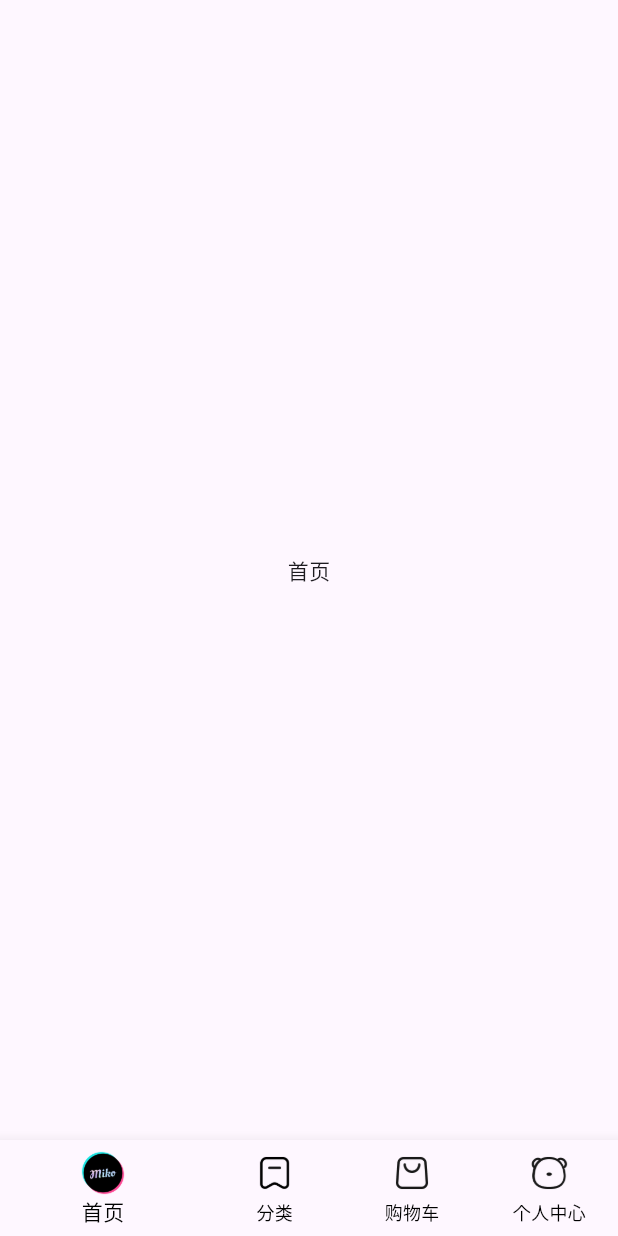
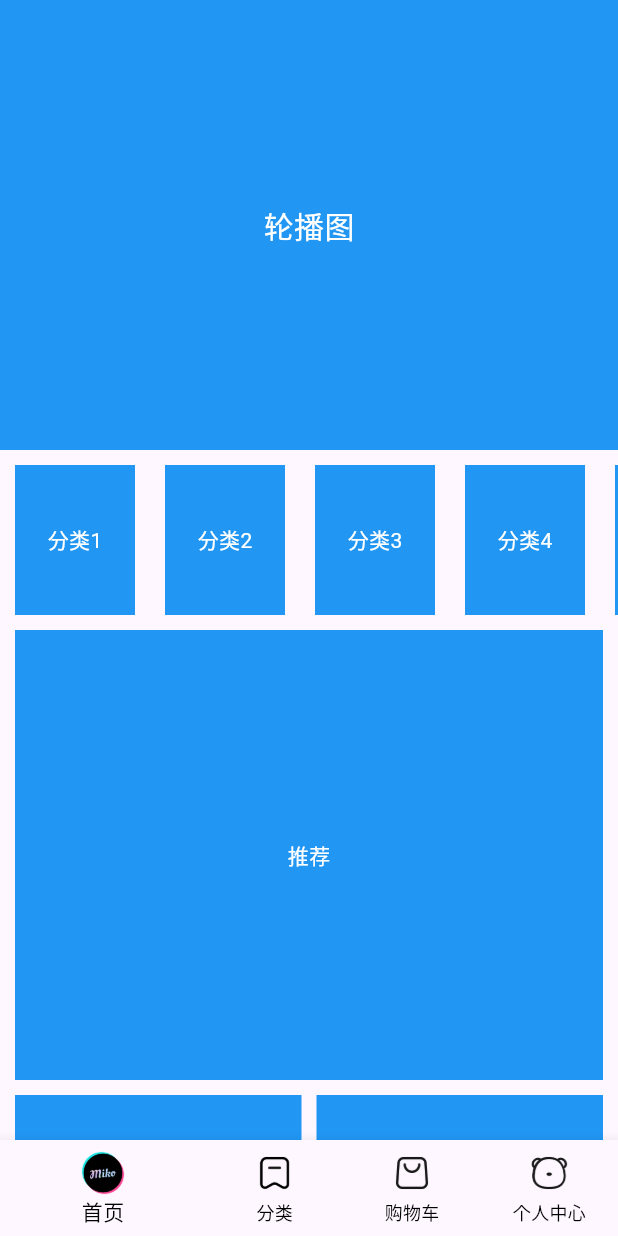
Before and after one commit to JoetineY/hm_shop, a Flutter app: the screen it shows after launch, on a phone screen of 412 x 824 dp. Run offline on Flutter 3.47's test engine with Material 3 defaults, Android fonts, the phone set to English and light mode, and no system bars.

Commit message:
完成首页基础布局

```diff
--- /dev/null
+++ b/lib/components/Home/HmCategory.dart
@@ -0,0 +1,35 @@
+// 主页分类组件
+import 'package:flutter/material.dart';
+
+class HmCategory extends StatefulWidget {
+  const HmCategory({super.key});
+
+  @override
+  State<StatefulWidget> createState() => _HmCategoryState();
+}
+
+class _HmCategoryState extends State<HmCategory> {
+  @override
+  Widget build(BuildContext context) {
+    return SizedBox(
+      height: 100,
+      child: ListView.builder(
+        scrollDirection: Axis.horizontal,
+        itemCount: 10,
+        itemBuilder: (BuildContext context, int index) {
+          return Container(
+            height: 100,
+            width: 80,
+            alignment: Alignment.center,
+            margin: EdgeInsets.symmetric(horizontal: 10),
+            color: Colors.blue,
+            child: Text(
+              "分类${index + 1}",
+              style: TextStyle(color: Colors.white),
+            ),
+          );
+        },
+      ),
+    );
+  }
+}
--- /dev/null
+++ b/lib/components/Home/HmHot.dart
@@ -0,0 +1,20 @@
+import 'package:flutter/material.dart';
+
+class HmHot extends StatefulWidget {
+  const HmHot({super.key});
+
+  @override
+  State<StatefulWidget> createState() => _HmHotState();
+}
+
+class _HmHotState extends State<HmHot> {
+  @override
+  Widget build(BuildContext context) {
+    return Container(
+      color: Colors.blue,
+      height: 200,
+      alignment: Alignment.center,
+      child: Text("爆款推荐", style: TextStyle(color: Colors.white)),
+    );
+  }
+}
--- /dev/null
+++ b/lib/components/Home/HmMoreList.dart
@@ -0,0 +1,29 @@
+// 无限滚动列表组件
+import 'package:flutter/material.dart';
+
+class HmMoreList extends StatefulWidget {
+  const HmMoreList({super.key});
+
+  @override
+  State<StatefulWidget> createState() => _HmMoreListState();
+}
+
+class _HmMoreListState extends State<HmMoreList> {
+  @override
+  Widget build(BuildContext context) {
+    return SliverGrid.builder(
+      gridDelegate: SliverGridDelegateWithFixedCrossAxisCount(
+        crossAxisCount: 2, // 设置网格列数是两列
+        mainAxisSpacing: 10,
+        crossAxisSpacing: 10,
+      ),
+      itemBuilder: (BuildContext context, int index) {
+        return Container(
+          color: Colors.blue,
+          alignment: Alignment.center,
+          child: Text("商品", style: TextStyle(color: Colors.white)),
+        );
+      },
+    );
+  }
+}
--- /dev/null
+++ b/lib/components/Home/HmSlider.dart
@@ -0,0 +1,21 @@
+// 轮播图组件
+import 'package:flutter/material.dart';
+
+class HmSlider extends StatefulWidget {
+  const HmSlider({super.key});
+
+  @override
+  State<StatefulWidget> createState() => _HmSliderState();
+}
+
+class _HmSliderState extends State<HmSlider> {
+  @override
+  Widget build(BuildContext context) {
+    return Container(
+      height: 300,
+      color: Colors.blue,
+      alignment: Alignment.center,
+      child: Text("轮播图", style: TextStyle(color: Colors.white, fontSize: 20)),
+    );
+  }
+}
--- /dev/null
+++ b/lib/components/Home/HmSuggestion.dart
@@ -0,0 +1,24 @@
+// 首页推荐组件
+import 'package:flutter/material.dart';
+
+class HmSuggestion extends StatefulWidget {
+  const HmSuggestion({super.key});
+
+  @override
+  State<StatefulWidget> createState() => _HmSuggestionState();
+}
+
+class _HmSuggestionState extends State<HmSuggestion> {
+  @override
+  Widget build(BuildContext context) {
+    return Padding(
+      padding: EdgeInsets.symmetric(horizontal: 10),
+      child: Container(
+        height: 300,
+        color: Colors.blue,
+        alignment: Alignment.center,
+        child: Text("推荐", style: TextStyle(color: Colors.white)),
+      ),
+    );
+  }
+}
--- a/lib/pages/Home/index.dart
+++ b/lib/pages/Home/index.dart
@@ -1,4 +1,9 @@
 import 'package:flutter/material.dart';
+import 'package:hm_shop/components/Home/HmCategory.dart';
+import 'package:hm_shop/components/Home/HmHot.dart';
+import 'package:hm_shop/components/Home/HmMoreList.dart';
+import 'package:hm_shop/components/Home/HmSlider.dart';
+import 'package:hm_shop/components/Home/HmSuggestion.dart';
 
 class HomeView extends StatefulWidget {
   const HomeView({super.key});
@@ -8,10 +13,39 @@
 }
 
 class _HomeViewState extends State<HomeView> {
+  List<Widget> _getScrollChildren() {
+    return [
+      SliverToBoxAdapter(child: HmSlider()), // 轮播图组件
+      SliverToBoxAdapter(child: SizedBox(height: 10)), // 间隙布局
+      // SliverGrid SliverList只能纵向排列，因此此处不使用这两个组件
+      SliverToBoxAdapter(child: HmCategory()), // 主页分类组件
+      SliverToBoxAdapter(child: SizedBox(height: 10)), // 间隙布局
+
+      SliverToBoxAdapter(child: HmSuggestion()), // 主页推荐组件
+      SliverToBoxAdapter(child: SizedBox(height: 10)), // 间隙布局
+
+      SliverToBoxAdapter(
+        child: Padding(
+          padding: EdgeInsets.symmetric(horizontal: 10),
+          child: Flex(
+            direction: Axis.horizontal,
+            children: [
+              Expanded(child: HmHot()),
+              SizedBox(width: 10),
+              Expanded(child: HmHot()),
+            ],
+          ),
+        ),
+      ),
+      SliverToBoxAdapter(child: SizedBox(height: 10)), // 间隙布局
+
+      HmMoreList(),  // 无限滚动列表组件
+      SliverToBoxAdapter(child: SizedBox(height: 10)), // 间隙布局
+    ];
+  }
+
   @override
   Widget build(BuildContext context) {
-    return Center(
-      child: Text("首页"),
-    );
+    return CustomScrollView(slivers: _getScrollChildren());
   }
 }
--- a/pubspec.yaml
+++ b/pubspec.yaml
@@ -34,6 +34,7 @@
   # The following adds the Cupertino Icons font to your application.
   # Use with the CupertinoIcons class for iOS style icons.
   cupertino_icons: ^1.0.8
+  carousel_slider: ^5.1.2
 
 dev_dependencies:
   flutter_test:
```
Also changed, not shown: pubspec.lock.
